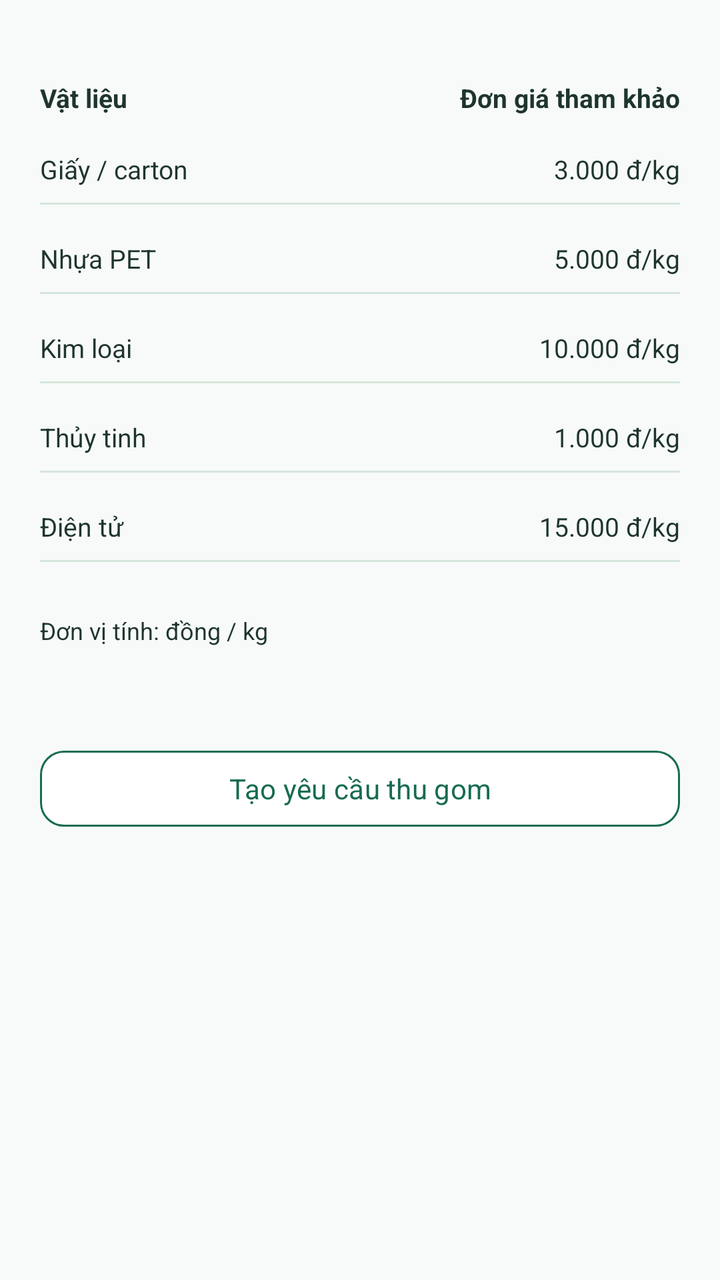
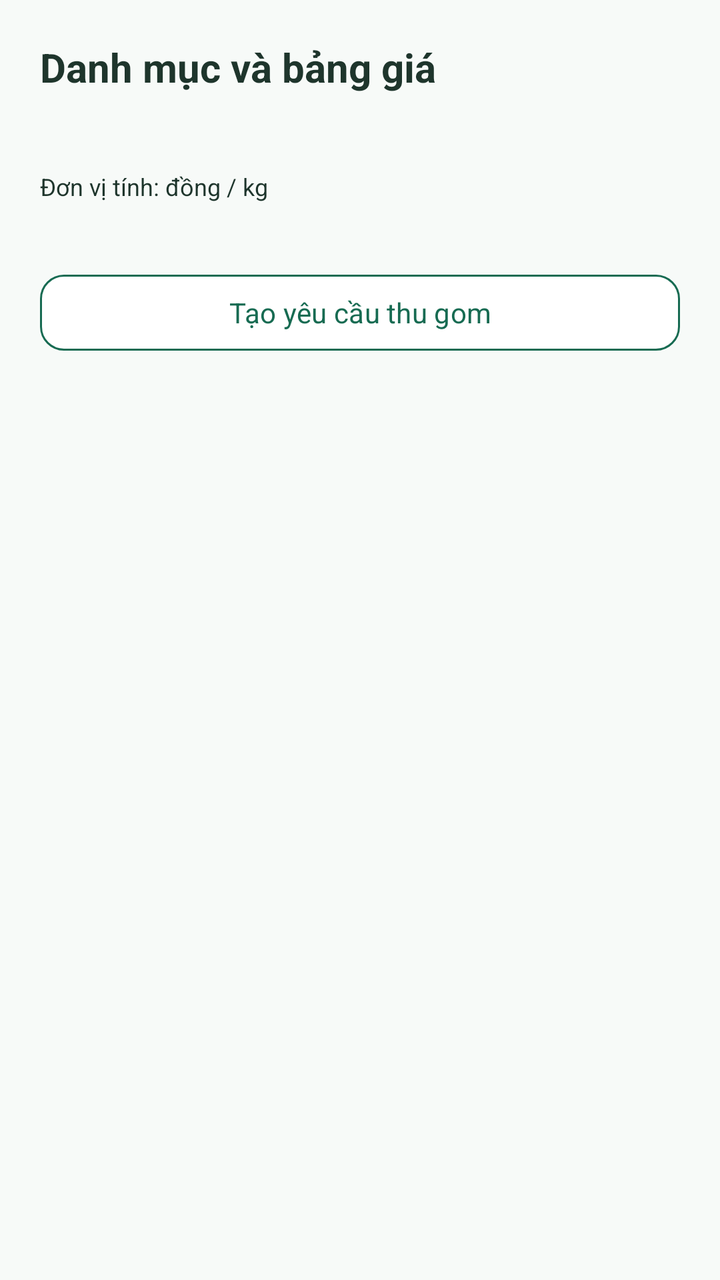

Two renders of the same Android screen: before a commit and after it. Below are the layout's source before the change and the commit's diff.
<!-- AndroidManifest.xml: application theme Theme.RecycleCollect -->
<!-- res/layout/activity_materials.xml -->
<?xml version='1.0' encoding='utf-8'?>
<ScrollView xmlns:android="http://schemas.android.com/apk/res/android" android:layout_width="match_parent" android:layout_height="match_parent" android:background="@color/surface" android:fillViewport="true">
  <LinearLayout android:layout_width="match_parent" android:layout_height="wrap_content" android:orientation="vertical" android:padding="20dp">
    <LinearLayout android:layout_width="match_parent" android:layout_height="wrap_content" android:orientation="horizontal" android:layout_marginTop="20dp">
      <TextView android:layout_width="0dp" android:layout_height="wrap_content" android:text="Vật liệu" android:textSize="13sp" android:textStyle="bold" android:textColor="@color/ink" android:layout_marginTop="0dp" android:layout_weight="1"/>
      <TextView android:layout_width="wrap_content" android:layout_height="wrap_content" android:text="Đơn giá tham khảo" android:textSize="13sp" android:textStyle="bold" android:textColor="@color/ink" android:layout_marginTop="0dp"/>
    </LinearLayout>
    <LinearLayout android:layout_width="match_parent" android:layout_height="wrap_content" android:orientation="horizontal" android:layout_marginTop="18dp">
      <TextView android:layout_width="0dp" android:layout_height="wrap_content" android:text="Giấy / carton" android:textSize="13sp" android:textStyle="normal" android:textColor="@color/ink" android:layout_marginTop="0dp" android:layout_weight="1"/>
      <TextView android:layout_width="wrap_content" android:layout_height="wrap_content" android:id="@+id/price_paper" android:text="3.000 đ/kg" android:textSize="13sp" android:textStyle="normal" android:textColor="@color/ink" android:layout_marginTop="0dp"/>
    </LinearLayout>
    <View android:layout_width="match_parent" android:layout_height="1dp" android:background="@color/line" android:layout_marginTop="8dp"/>
    <LinearLayout android:layout_width="match_parent" android:layout_height="wrap_content" android:orientation="horizontal" android:layout_marginTop="18dp">
      <TextView android:layout_width="0dp" android:layout_height="wrap_content" android:text="Nhựa PET" android:textSize="13sp" android:textStyle="normal" android:textColor="@color/ink" android:layout_marginTop="0dp" android:layout_weight="1"/>
      <TextView android:layout_width="wrap_content" android:layout_height="wrap_content" android:id="@+id/price_plastic" android:text="5.000 đ/kg" android:textSize="13sp" android:textStyle="normal" android:textColor="@color/ink" android:layout_marginTop="0dp"/>
    </LinearLayout>
    <View android:layout_width="match_parent" android:layout_height="1dp" android:background="@color/line" android:layout_marginTop="8dp"/>
    <LinearLayout android:layout_width="match_parent" android:layout_height="wrap_content" android:orientation="horizontal" android:layout_marginTop="18dp">
      <TextView android:layout_width="0dp" android:layout_height="wrap_content" android:text="Kim loại" android:textSize="13sp" android:textStyle="normal" android:textColor="@color/ink" android:layout_marginTop="0dp" android:layout_weight="1"/>
      <TextView android:layout_width="wrap_content" android:layout_height="wrap_content" android:id="@+id/price_metal" android:text="10.000 đ/kg" android:textSize="13sp" android:textStyle="normal" android:textColor="@color/ink" android:layout_marginTop="0dp"/>
    </LinearLayout>
    <View android:layout_width="match_parent" android:layout_height="1dp" android:background="@color/line" android:layout_marginTop="8dp"/>
    <LinearLayout android:layout_width="match_parent" android:layout_height="wrap_content" android:orientation="horizontal" android:layout_marginTop="18dp">
      <TextView android:layout_width="0dp" android:layout_height="wrap_content" android:text="Thủy tinh" android:textSize="13sp" android:textStyle="normal" android:textColor="@color/ink" android:layout_marginTop="0dp" android:layout_weight="1"/>
      <TextView android:layout_width="wrap_content" android:layout_height="wrap_content" android:text="1.000 đ/kg" android:textSize="13sp" android:textStyle="normal" android:textColor="@color/ink" android:layout_marginTop="0dp"/>
    </LinearLayout>
    <View android:layout_width="match_parent" android:layout_height="1dp" android:background="@color/line" android:layout_marginTop="8dp"/>
    <LinearLayout android:layout_width="match_parent" android:layout_height="wrap_content" android:orientation="horizontal" android:layout_marginTop="18dp">
      <TextView android:layout_width="0dp" android:layout_height="wrap_content" android:text="Điện tử" android:textSize="13sp" android:textStyle="normal" android:textColor="@color/ink" android:layout_marginTop="0dp" android:layout_weight="1"/>
      <TextView android:layout_width="wrap_content" android:layout_height="wrap_content" android:text="15.000 đ/kg" android:textSize="13sp" android:textStyle="normal" android:textColor="@color/ink" android:layout_marginTop="0dp"/>
    </LinearLayout>
    <View android:layout_width="match_parent" android:layout_height="1dp" android:background="@color/line" android:layout_marginTop="8dp"/>
    <TextView android:layout_width="match_parent" android:layout_height="wrap_content" android:text="Đơn vị tính: đồng / kg" android:textSize="12sp" android:textStyle="normal" android:textColor="@color/ink" android:layout_marginTop="26dp"/>
    <Button android:layout_width="match_parent" android:layout_height="46dp" android:id="@+id/btn_next" android:text="Tạo yêu cầu thu gom" android:layout_marginTop="48dp" style="@style/SecondaryButton"/>
  </LinearLayout>
</ScrollView>
<!-- resources referenced by this layout -->
<resources>
  <color name="ink">#1E352C</color>
  <color name="line">#D5E5DB</color>
  <color name="surface">#F7FAF8</color>
  <style name="SecondaryButton" parent="Widget.Material3.Button.OutlinedButton">
      <item name="cornerRadius">12dp</item>
      <item name="strokeColor">@color/green</item>
      <item name="strokeWidth">1dp</item>
      <item name="backgroundTint">#FFFFFF</item>
      <item name="android:textColor">@color/green</item>
      <item name="android:textAllCaps">false</item>
      <item name="android:minHeight">44dp</item>
    </style>
  <style name="Theme.RecycleCollect" parent="Theme.Material3.Light.NoActionBar">
      <item name="android:fontFamily">sans-serif</item>
      <item name="colorPrimary">@color/green</item>
      <item name="colorOnPrimary">#FFFFFF</item>
      <item name="colorSecondary">@color/green</item>
      <item name="colorAccent">@color/green</item>
      <item name="android:colorAccent">@color/green</item>
      <item name="android:windowBackground">@color/surface</item>
      <item name="android:navigationBarColor">#FFFFFF</item>
      <item name="android:statusBarColor">@color/green_dark</item>
      <item name="android:windowLightStatusBar">false</item>
      <item name="android:textColorPrimary">@color/ink</item>
      <item name="materialButtonStyle">@style/WireButton</item>
    </style>
  <color name="green">#176B52</color>
  <color name="green_dark">#10513E</color>
  <style name="WireButton" parent="Widget.Material3.Button">
      <item name="cornerRadius">12dp</item>
      <item name="backgroundTint">@color/green</item>
      <item name="android:textColor">#FFFFFF</item>
      <item name="android:textAllCaps">false</item>
      <item name="android:minHeight">44dp</item>
    </style>
</resources>

<!-- the commit's change to res/layout/activity_materials.xml (unified diff, before → after) -->
@@ -1,36 +1,40 @@
-<?xml version='1.0' encoding='utf-8'?>
-<ScrollView xmlns:android="http://schemas.android.com/apk/res/android" android:layout_width="match_parent" android:layout_height="match_parent" android:background="@color/surface" android:fillViewport="true">
-  <LinearLayout android:layout_width="match_parent" android:layout_height="wrap_content" android:orientation="vertical" android:padding="20dp">
-    <LinearLayout android:layout_width="match_parent" android:layout_height="wrap_content" android:orientation="horizontal" android:layout_marginTop="20dp">
-      <TextView android:layout_width="0dp" android:layout_height="wrap_content" android:text="Vật liệu" android:textSize="13sp" android:textStyle="bold" android:textColor="@color/ink" android:layout_marginTop="0dp" android:layout_weight="1"/>
-      <TextView android:layout_width="wrap_content" android:layout_height="wrap_content" android:text="Đơn giá tham khảo" android:textSize="13sp" android:textStyle="bold" android:textColor="@color/ink" android:layout_marginTop="0dp"/>
+<?xml version="1.0" encoding="utf-8"?>
+<ScrollView xmlns:android="http://schemas.android.com/apk/res/android"
+    android:layout_width="match_parent"
+    android:layout_height="match_parent"
+    android:background="@color/surface"
+    android:fillViewport="true">
+    <LinearLayout
+        android:layout_width="match_parent"
+        android:layout_height="wrap_content"
+        android:orientation="vertical"
+        android:padding="20dp">
+        <TextView
+            android:layout_width="match_parent"
+            android:layout_height="wrap_content"
+            android:text="Danh mục và bảng giá"
+            android:textColor="@color/ink"
+            android:textSize="20sp"
+            android:textStyle="bold" />
+        <LinearLayout
+            android:id="@+id/material_list"
+            android:layout_width="match_parent"
+            android:layout_height="wrap_content"
+            android:layout_marginTop="18dp"
+            android:orientation="vertical" />
+        <TextView
+            android:layout_width="match_parent"
+            android:layout_height="wrap_content"
+            android:layout_marginTop="20dp"
+            android:text="Đơn vị tính: đồng / kg"
+            android:textColor="@color/ink"
+            android:textSize="12sp" />
+        <Button
+            android:id="@+id/btn_next"
+            style="@style/SecondaryButton"
+            android:layout_width="match_parent"
+            android:layout_height="46dp"
+            android:layout_marginTop="32dp"
+            android:text="Tạo yêu cầu thu gom" />
     </LinearLayout>
-    <LinearLayout android:layout_width="match_parent" android:layout_height="wrap_content" android:orientation="horizontal" android:layout_marginTop="18dp">
-      <TextView android:layout_width="0dp" android:layout_height="wrap_content" android:text="Giấy / carton" android:textSize="13sp" android:textStyle="normal" android:textColor="@color/ink" android:layout_marginTop="0dp" android:layout_weight="1"/>
-      <TextView android:layout_width="wrap_content" android:layout_height="wrap_content" android:id="@+id/price_paper" android:text="3.000 đ/kg" android:textSize="13sp" android:textStyle="normal" android:textColor="@color/ink" android:layout_marginTop="0dp"/>
-    </LinearLayout>
-    <View android:layout_width="match_parent" android:layout_height="1dp" android:background="@color/line" android:layout_marginTop="8dp"/>
-    <LinearLayout android:layout_width="match_parent" android:layout_height="wrap_content" android:orientation="horizontal" android:layout_marginTop="18dp">
-      <TextView android:layout_width="0dp" android:layout_height="wrap_content" android:text="Nhựa PET" android:textSize="13sp" android:textStyle="normal" android:textColor="@color/ink" android:layout_marginTop="0dp" android:layout_weight="1"/>
-      <TextView android:layout_width="wrap_content" android:layout_height="wrap_content" android:id="@+id/price_plastic" android:text="5.000 đ/kg" android:textSize="13sp" android:textStyle="normal" android:textColor="@color/ink" android:layout_marginTop="0dp"/>
-    </LinearLayout>
-    <View android:layout_width="match_parent" android:layout_height="1dp" android:background="@color/line" android:layout_marginTop="8dp"/>
-    <LinearLayout android:layout_width="match_parent" android:layout_height="wrap_content" android:orientation="horizontal" android:layout_marginTop="18dp">
-      <TextView android:layout_width="0dp" android:layout_height="wrap_content" android:text="Kim loại" android:textSize="13sp" android:textStyle="normal" android:textColor="@color/ink" android:layout_marginTop="0dp" android:layout_weight="1"/>
-      <TextView android:layout_width="wrap_content" android:layout_height="wrap_content" android:id="@+id/price_metal" android:text="10.000 đ/kg" android:textSize="13sp" android:textStyle="normal" android:textColor="@color/ink" android:layout_marginTop="0dp"/>
-    </LinearLayout>
-    <View android:layout_width="match_parent" android:layout_height="1dp" android:background="@color/line" android:layout_marginTop="8dp"/>
-    <LinearLayout android:layout_width="match_parent" android:layout_height="wrap_content" android:orientation="horizontal" android:layout_marginTop="18dp">
-      <TextView android:layout_width="0dp" android:layout_height="wrap_content" android:text="Thủy tinh" android:textSize="13sp" android:textStyle="normal" android:textColor="@color/ink" android:layout_marginTop="0dp" android:layout_weight="1"/>
-      <TextView android:layout_width="wrap_content" android:layout_height="wrap_content" android:text="1.000 đ/kg" android:textSize="13sp" android:textStyle="normal" android:textColor="@color/ink" android:layout_marginTop="0dp"/>
-    </LinearLayout>
-    <View android:layout_width="match_parent" android:layout_height="1dp" android:background="@color/line" android:layout_marginTop="8dp"/>
-    <LinearLayout android:layout_width="match_parent" android:layout_height="wrap_content" android:orientation="horizontal" android:layout_marginTop="18dp">
-      <TextView android:layout_width="0dp" android:layout_height="wrap_content" android:text="Điện tử" android:textSize="13sp" android:textStyle="normal" android:textColor="@color/ink" android:layout_marginTop="0dp" android:layout_weight="1"/>
-      <TextView android:layout_width="wrap_content" android:layout_height="wrap_content" android:text="15.000 đ/kg" android:textSize="13sp" android:textStyle="normal" android:textColor="@color/ink" android:layout_marginTop="0dp"/>
-    </LinearLayout>
-    <View android:layout_width="match_parent" android:layout_height="1dp" android:background="@color/line" android:layout_marginTop="8dp"/>
-    <TextView android:layout_width="match_parent" android:layout_height="wrap_content" android:text="Đơn vị tính: đồng / kg" android:textSize="12sp" android:textStyle="normal" android:textColor="@color/ink" android:layout_marginTop="26dp"/>
-    <Button android:layout_width="match_parent" android:layout_height="46dp" android:id="@+id/btn_next" android:text="Tạo yêu cầu thu gom" android:layout_marginTop="48dp" style="@style/SecondaryButton"/>
-  </LinearLayout>
 </ScrollView>
<!-- resource entries referenced after the edit -->
@@ -1,7 +1,6 @@
 <!-- resources referenced by this layout -->
 <resources>
   <color name="ink">#1E352C</color>
-  <color name="line">#D5E5DB</color>
   <color name="surface">#F7FAF8</color>
   <style name="SecondaryButton" parent="Widget.Material3.Button.OutlinedButton">
       <item name="cornerRadius">12dp</item>
